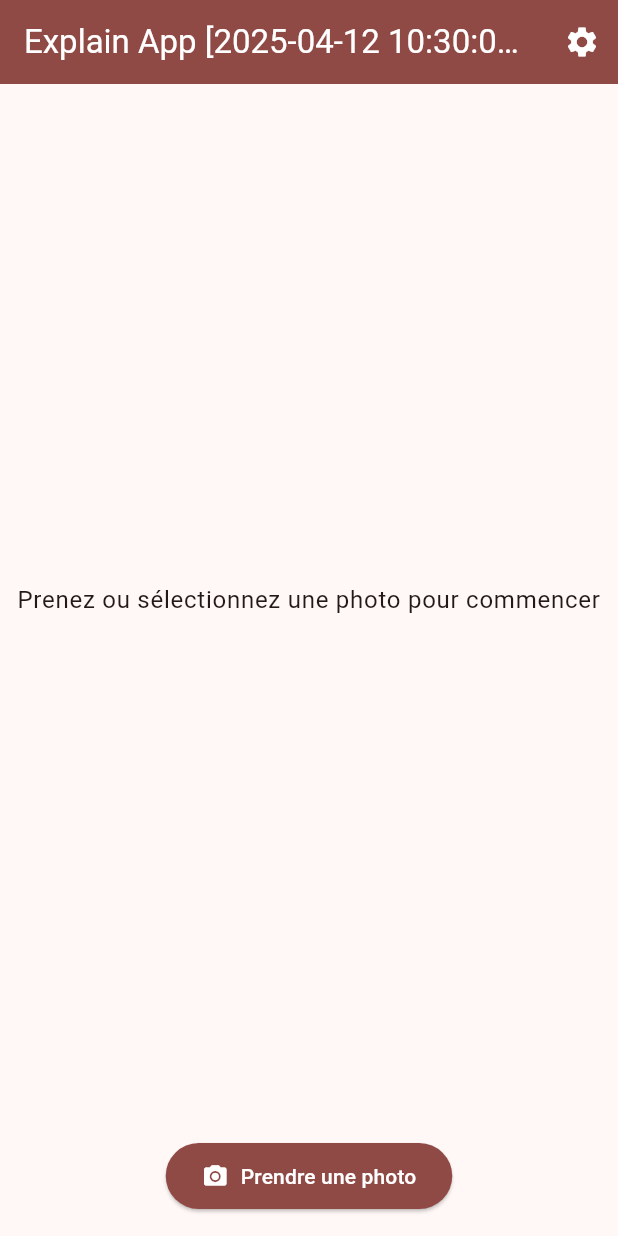
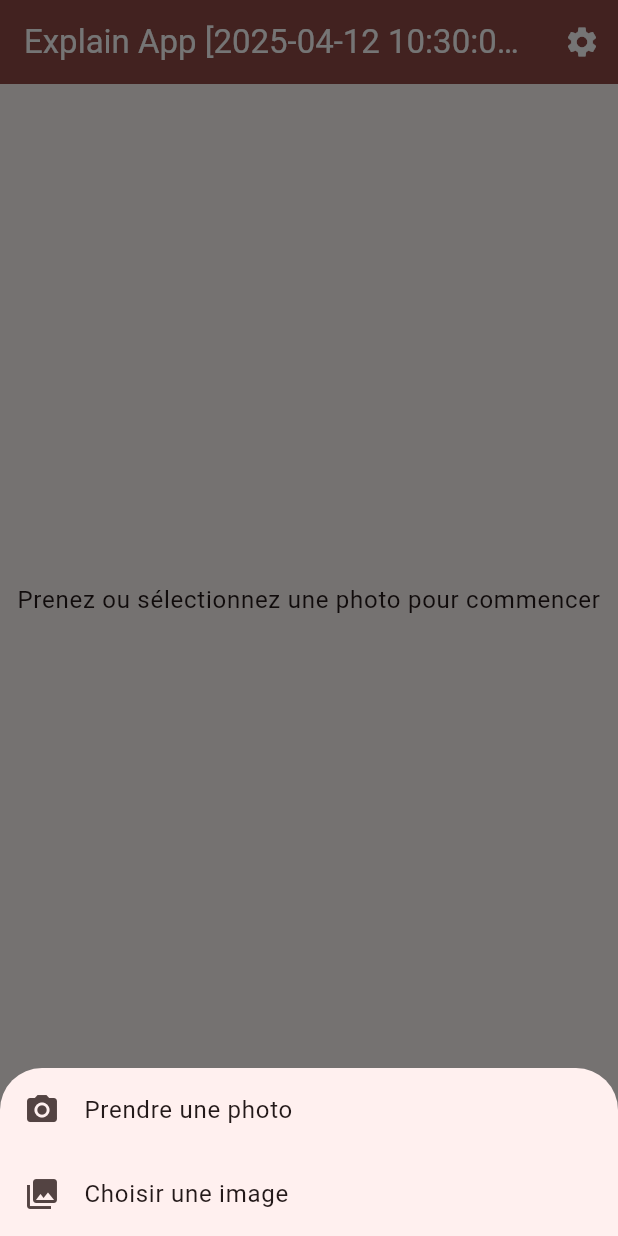
Before and after one commit to tl-wizit/explain_1, a Flutter app: the screen it shows after launch, after a tap on "Prendre une photo", on a phone screen of 412 x 824 dp. Run offline on Flutter 3.47's test engine with Material 3 defaults, Android fonts, the phone set to English and light mode, and no system bars; our stand-ins replace camera, file_picker, flutter_dotenv, flutter_tts, image_picker, shared_preferences.

Commit message:
added option sheet to select camera

```diff
--- a/lib/main.dart
+++ b/lib/main.dart
@@ -430,12 +430,11 @@ class _HomePageState extends State<HomePage> {
                     onPressed: _isAnalyzing
                         ? null
                         : () async {
-                            log('Take photo button pressed');
+                            if (kIsWeb) {
+                              // Web platform - use FilePicker
                               final result = await FilePicker.platform
                                   .pickFiles(type: FileType.image);
                               if (result != null) {
-                              if (kIsWeb) {
-                                // Handle web platform
                                 final bytes = result.files.single.bytes;
                                 if (bytes != null) {
                                   log('File selected on web');
@@ -457,10 +456,32 @@ class _HomePageState extends State<HomePage> {
                                   log('Image history updated');
                                   _saveHistory();
                                 }
+                              }
                             } else {
-                                // Handle native platforms
-                                final filePath = result.files.single.path;
-                                if (filePath != null) {
+                              // Mobile platform - show options
+                              showModalBottomSheet(
+                                context: context,
+                                builder: (BuildContext context) {
+                                  return SafeArea(
+                                    child: Wrap(
+                                      children: <Widget>[
+                                        ListTile(
+                                          leading: const Icon(Icons.camera_alt),
+                                          title: const Text('Prendre une photo'),
+                                          onTap: () async {
+                                            Navigator.pop(context);
+                                            await _takePicture();
+                                          },
+                                        ),
+                                        ListTile(
+                                          leading: const Icon(Icons.photo_library),
+                                          title: const Text('Choisir une image'),
+                                          onTap: () async {
+                                            Navigator.pop(context);
+                                            final result = await FilePicker.platform
+                                                .pickFiles(type: FileType.image);
+                                            if (result?.files.single.path != null) {
+                                              final filePath = result!.files.single.path!;
                                               log('File selected: $filePath');
                                               final explanation =
                                                   await _getExplanation(filePath);
@@ -477,9 +498,13 @@ class _HomePageState extends State<HomePage> {
                                               log('Image history updated');
                                               _saveHistory();
                                             }
-                              }
-                            } else {
-                              log('No file selected');
+                                          },
+                                        ),
+                                      ],
+                                    ),
+                                  );
+                                },
+                              );
                             }
                           },
                     style: ElevatedButton.styleFrom(
```
Lines whose indentation alone changed are shown as unchanged.
